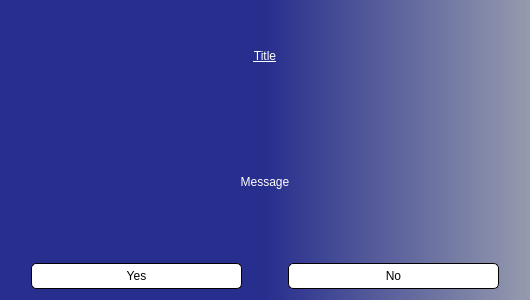
Above: confirmationbox.ui from Mubshr07/DAQ before the change. Below: the same form after it.
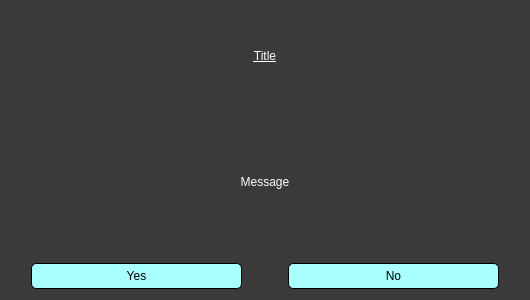
That is the form after the change.

Patch:
```diff
--- a/confirmationbox.ui
+++ b/confirmationbox.ui
@@ -16,14 +16,16 @@
   <property name="styleSheet">
    <string notr="true">QDialog {color: qlineargradient(spread:pad, x1:0 y1:0, x2:1 y2:0, stop:0 rgba(0, 0, 0, 255), stop:1 rgba(255, 255, 255, 255));
 
- background: qlineargradient( x1:0 y1:0, x2:1 y2:0, stop:0 rgb(39, 46, 141) , stop:0.5  rgb(39, 46, 141) ,  stop:1 rgb(149, 155, 173)    );
+/* background: qlineargrad ient( x1:0 y1:0, x2:1 y2:0, stop:0 rgb(39, 46, 141) , stop:0.5  rgb(39, 46, 141) ,  stop:1 rgb(149, 155, 173)    ); */
+ background-color: rgb(58, 58, 58); 
 }
 QPushButton {
 	font: 600 20pt &quot;Times New Roman&quot;;
 	padding: 5px;
-	background-color: rgb(255, 255, 255);
+	background-color: rgb(170, 255, 255);
 	border: 1px solid black;
 	border-radius:5px;
+	color:black;
 }
 QPushButton:hover {
 	font: 600 20pt &quot;Times New Roman&quot;;
@@ -35,7 +37,7 @@
 QLabel {
 	font: 600 18pt &quot;Times New Roman&quot;;
 	padding: 8px; 
-	color:white;
+	color:rgb(170, 255, 255);
 }
 
 QLCDNumber{
```
Left out of the diff: 3 changed lines with no effect on the pictures.
